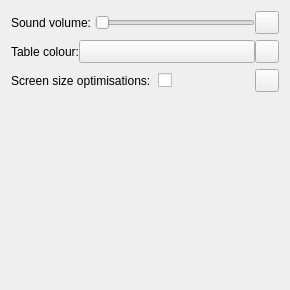
Qt form qt/qtgo/qtgo/SettingsWidget.ui (alecs1/home) before a commit.
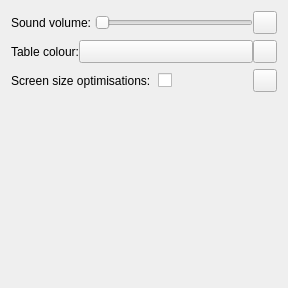
The same form after that commit. Icons and pictures are not drawn.

```diff
--- a/qt/qtgo/qtgo/SettingsWidget.ui
+++ b/qt/qtgo/qtgo/SettingsWidget.ui
@@ -6,8 +6,8 @@
    <rect>
     <x>0</x>
     <y>0</y>
-    <width>290</width>
-    <height>290</height>
+    <width>288</width>
+    <height>288</height>
    </rect>
   </property>
   <property name="windowTitle">
```
Left out of the diff: 8 changed lines with no effect on the pictures.
